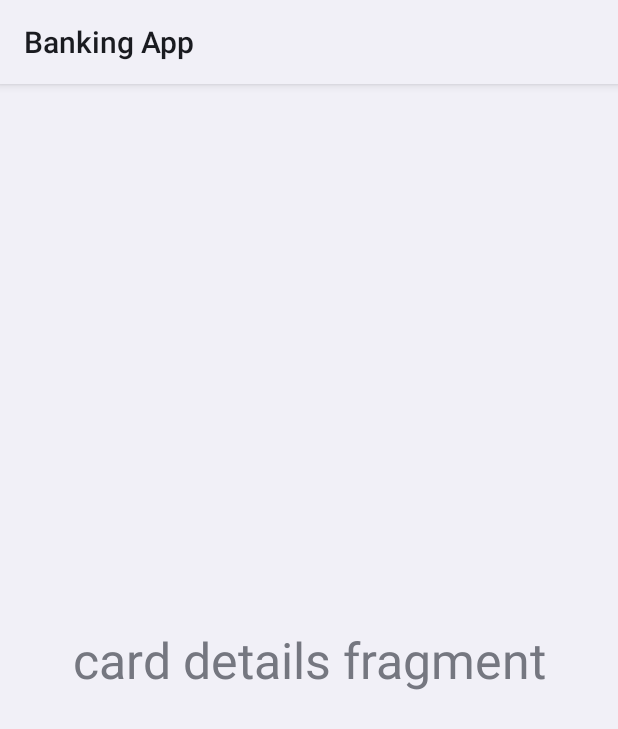
After one commit to MR-BIGO/Banking-App, an Android app: the fragment CardDetailsFragment shown on its own in the app's theme, on a phone screen of 412 x 824 dp. The commit adds this screen. Shown: the top 729 px of the screen. Run offline under Robolectric (Android 15) with nearby library versions, the phone set to English and light mode, and no system bars.

Commit message:
added card details fragment

```diff
--- a/app/src/main/java/com/example/bankingapp/data/repository/remote/CardsRepositoryImpl.kt
+++ b/app/src/main/java/com/example/bankingapp/data/repository/remote/CardsRepositoryImpl.kt
@@ -11,7 +11,6 @@ import com.google.firebase.database.DatabaseReference
 import kotlinx.coroutines.Dispatchers
 import kotlinx.coroutines.flow.Flow
 import kotlinx.coroutines.flow.flow
-import kotlinx.coroutines.flow.flowOf
 import kotlinx.coroutines.tasks.await
 import kotlinx.coroutines.withContext
 import javax.inject.Inject
--- /dev/null
+++ b/app/src/main/java/com/example/bankingapp/presentation/screen/home/card_details/CardDetailsFragment.kt
@@ -0,0 +1,18 @@
+package com.example.bankingapp.presentation.screen.home.card_details
+
+import androidx.fragment.app.Fragment
+import com.example.bankingapp.databinding.FragmentCardDetailsBinding
+import com.example.bankingapp.presentation.base.BaseFragment
+
+
+class CardDetailsFragment :
+    BaseFragment<FragmentCardDetailsBinding>(FragmentCardDetailsBinding::inflate) {
+
+    override fun setUp() {
+
+    }
+
+    override fun listeners() {
+
+    }
+}
--- a/app/src/main/java/com/example/bankingapp/presentation/screen/new_card/NewCardFragment.kt
+++ b/app/src/main/java/com/example/bankingapp/presentation/screen/home/new_card/NewCardFragment.kt
@@ -1,4 +1,4 @@
-package com.example.bankingapp.presentation.screen.new_card
+package com.example.bankingapp.presentation.screen.home.new_card
 
 import android.util.Log.d
 import android.view.View
--- a/app/src/main/java/com/example/bankingapp/presentation/screen/new_card/NewCardViewModel.kt
+++ b/app/src/main/java/com/example/bankingapp/presentation/screen/home/new_card/NewCardViewModel.kt
@@ -1,4 +1,4 @@
-package com.example.bankingapp.presentation.screen.new_card
+package com.example.bankingapp.presentation.screen.home.new_card
 
 import android.text.Editable
 import androidx.lifecycle.ViewModel
--- /dev/null
+++ b/app/src/main/res/layout/fragment_card_details.xml
@@ -0,0 +1,15 @@
+<?xml version="1.0" encoding="utf-8"?>
+<FrameLayout xmlns:android="http://schemas.android.com/apk/res/android"
+    xmlns:tools="http://schemas.android.com/tools"
+    android:layout_width="match_parent"
+    android:layout_height="match_parent"
+    tools:context=".presentation.screen.home.card_details.CardDetailsFragment">
+
+    <TextView
+        android:layout_width="match_parent"
+        android:layout_height="match_parent"
+        android:text="@string/card_details_fragment"
+        android:gravity="center"
+        android:textSize="33sp"/>
+
+</FrameLayout>
--- a/app/src/main/res/layout/fragment_new_card.xml
+++ b/app/src/main/res/layout/fragment_new_card.xml
@@ -4,7 +4,7 @@
     xmlns:tools="http://schemas.android.com/tools"
     android:layout_width="match_parent"
     android:layout_height="match_parent"
-    tools:context=".presentation.screen.new_card.NewCardFragment">
+    tools:context=".presentation.screen.home.new_card.NewCardFragment">
 
     <ProgressBar
         android:id="@+id/progressBar"
--- a/app/src/main/res/navigation/auth_nav.xml
+++ b/app/src/main/res/navigation/auth_nav.xml
@@ -3,7 +3,7 @@
     xmlns:app="http://schemas.android.com/apk/res-auto"
     xmlns:tools="http://schemas.android.com/tools"
     android:id="@+id/auth_nav"
-    app:startDestination="@id/mainFragment">
+    app:startDestination="@id/logInFragment">
 
     <fragment
         android:id="@+id/welcomeFragment"
--- a/app/src/main/res/values/strings.xml
+++ b/app/src/main/res/values/strings.xml
@@ -45,4 +45,5 @@
     <string name="symbol_gel">\u20BE</string>
     <string name="symbol_usd">\u0024</string>
     <string name="symbol_eur">\u20AC</string>
+    <string name="card_details_fragment">card details fragment</string>
 </resources>
```
Also changed, not shown: app/src/main/java/com/example/bankingapp/presentation/screen/main/MainFragment.kt (+16 -6 lines), app/src/main/res/navigation/main_nav.xml (+9 -1 lines).
